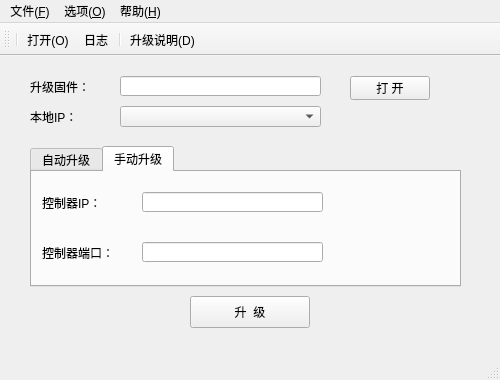
Qt form 测试/qt/Firmware Update/FirmwareUpdate/mainwindow.ui (chenxiwu/StudyNotes) before a commit.
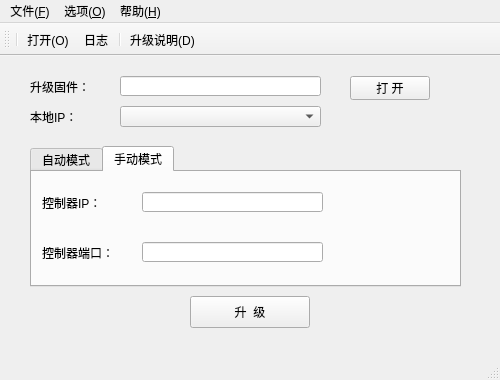
The same form after that commit. The open tabs and pages were chosen to show the change. Icons and pictures are not drawn.

What changed in the file:
```diff
--- a/测试/qt/Firmware Update/FirmwareUpdate/mainwindow.ui
+++ b/测试/qt/Firmware Update/FirmwareUpdate/mainwindow.ui
@@ -80,7 +80,7 @@
     </property>
     <widget class="QWidget" name="tab">
      <attribute name="title">
-      <string>自动升级</string>
+      <string>自动模式</string>
      </attribute>
      <widget class="QLineEdit" name="lineEdit_AutoControllerPort">
       <property name="geometry">
@@ -147,7 +147,7 @@
     </widget>
     <widget class="QWidget" name="tab_2">
      <attribute name="title">
-      <string>手动升级</string>
+      <string>手动模式</string>
      </attribute>
      <widget class="QLineEdit" name="lineEdit_ManualControllerPort">
       <property name="geometry">
```
Left out of the diff: 4 changed lines with no effect on the pictures.
